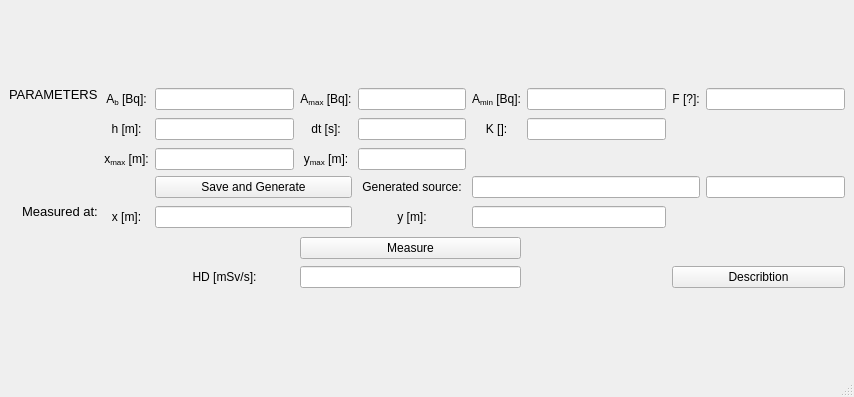
The window that working_apps/detector_simulation/MainWindow.ui (urhtrinko/DroneRadioactivity_student_job) describes before a commit, drawn with Qt 5.
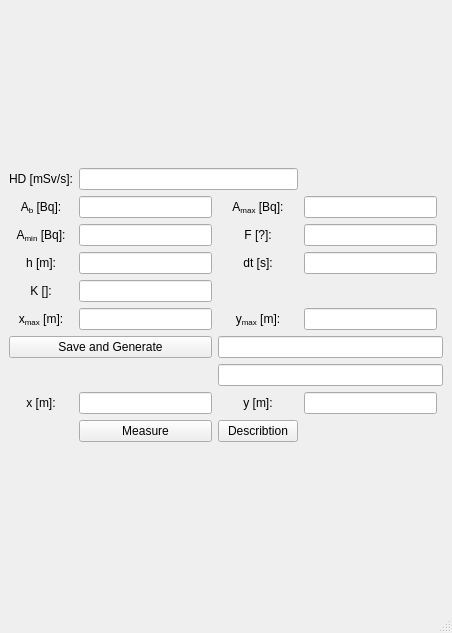
The same window after the commit.

```diff
--- a/working_apps/detector_simulation/MainWindow.ui
+++ b/working_apps/detector_simulation/MainWindow.ui
@@ -6,8 +6,8 @@
    <rect>
     <x>0</x>
     <y>0</y>
-    <width>854</width>
-    <height>397</height>
+    <width>452</width>
+    <height>633</height>
    </rect>
   </property>
   <property name="windowTitle">
@@ -15,176 +15,161 @@
   </property>
   <widget class="QWidget" name="centralwidget">
    <layout class="QGridLayout" name="gridLayout_2">
-    <item row="1" column="0">
+    <item row="0" column="0">
      <layout class="QGridLayout" name="gridLayout">
-      <item row="0" column="2" colspan="2">
+      <property name="leftMargin">
+       <number>0</number>
+      </property>
+      <property name="topMargin">
+       <number>0</number>
+      </property>
+      <item row="2" column="0" colspan="2">
+       <widget class="QLabel" name="label_Amin">
+        <property name="text">
+         <string>&lt;html&gt;&lt;head/&gt;&lt;body&gt;&lt;p align=&quot;center&quot;&gt;A&lt;span style=&quot; vertical-align:sub;&quot;&gt;min&lt;/span&gt; [Bq]:&lt;/p&gt;&lt;/body&gt;&lt;/html&gt;</string>
+        </property>
+       </widget>
+      </item>
+      <item row="3" column="0" colspan="2">
+       <widget class="QLabel" name="label_h">
+        <property name="text">
+         <string>&lt;html&gt;&lt;head/&gt;&lt;body&gt;&lt;p align=&quot;center&quot;&gt;h [m]:&lt;/p&gt;&lt;/body&gt;&lt;/html&gt;</string>
+        </property>
+       </widget>
+      </item>
+      <item row="5" column="0" colspan="2">
+       <widget class="QLabel" name="label_xmax">
+        <property name="text">
+         <string>&lt;html&gt;&lt;head/&gt;&lt;body&gt;&lt;p align=&quot;center&quot;&gt;x&lt;span style=&quot; vertical-align:sub;&quot;&gt;max&lt;/span&gt; [m]:&lt;/p&gt;&lt;/body&gt;&lt;/html&gt;</string>
+        </property>
+       </widget>
+      </item>
+      <item row="1" column="0" colspan="2">
        <widget class="QLabel" name="label_Ab">
         <property name="text">
          <string>&lt;html&gt;&lt;head/&gt;&lt;body&gt;&lt;p align=&quot;center&quot;&gt;A&lt;span style=&quot; vertical-align:sub;&quot;&gt;b&lt;/span&gt; [Bq]:&lt;/p&gt;&lt;/body&gt;&lt;/html&gt;</string>
         </property>
        </widget>
       </item>
-      <item row="0" column="5">
-       <widget class="QLabel" name="label_Amax">
+      <item row="4" column="0" colspan="2">
+       <widget class="QLabel" name="label_K">
         <property name="text">
-         <string>&lt;html&gt;&lt;head/&gt;&lt;body&gt;&lt;p align=&quot;center&quot;&gt;A&lt;span style=&quot; vertical-align:sub;&quot;&gt;max&lt;/span&gt; [Bq]:&lt;/p&gt;&lt;/body&gt;&lt;/html&gt;</string>
+         <string>&lt;html&gt;&lt;head/&gt;&lt;body&gt;&lt;p align=&quot;center&quot;&gt;K []:&lt;/p&gt;&lt;/body&gt;&lt;/html&gt;</string>
         </property>
        </widget>
       </item>
-      <item row="0" column="4">
+      <item row="6" column="3" colspan="3">
+       <widget class="QLineEdit" name="lineEdit_genSourceXY"/>
+      </item>
+      <item row="6" column="0" colspan="3">
+       <widget class="QPushButton" name="btnSaveGenerate">
+        <property name="text">
+         <string>Save and Generate</string>
+        </property>
+       </widget>
+      </item>
+      <item row="7" column="3" colspan="3">
+       <widget class="QLineEdit" name="lineEdit_genSourceA0"/>
+      </item>
+      <item row="1" column="2">
        <widget class="QLineEdit" name="lineEdit_Ab"/>
       </item>
-      <item row="0" column="0" rowspan="2" colspan="2">
-       <widget class="QLabel" name="labelPARS">
-        <property name="text">
-         <string>&lt;html&gt;&lt;head/&gt;&lt;body&gt;&lt;p&gt;&lt;span style=&quot; font-size:10pt;&quot;&gt;PARAMETERS&lt;/span&gt;&lt;/p&gt;&lt;p&gt;&lt;br/&gt;&lt;/p&gt;&lt;/body&gt;&lt;/html&gt;</string>
-        </property>
-       </widget>
-      </item>
-      <item row="0" column="9">
+      <item row="2" column="2">
        <widget class="QLineEdit" name="lineEdit_Amin"/>
       </item>
-      <item row="2" column="4">
-       <widget class="QLineEdit" name="lineEdit_xmax"/>
+      <item row="3" column="2">
+       <widget class="QLineEdit" name="lineEdit_h"/>
       </item>
-      <item row="2" column="2" colspan="2">
-       <widget class="QLabel" name="label_xmax">
+      <item row="1" column="3">
+       <widget class="QLabel" name="label_Amax">
         <property name="text">
-         <string>&lt;html&gt;&lt;head/&gt;&lt;body&gt;&lt;p align=&quot;center&quot;&gt;x&lt;span style=&quot; vertical-align:sub;&quot;&gt;max&lt;/span&gt; [m]:&lt;/p&gt;&lt;/body&gt;&lt;/html&gt;</string>
+         <string>&lt;html&gt;&lt;head/&gt;&lt;body&gt;&lt;p align=&quot;center&quot;&gt;A&lt;span style=&quot; vertical-align:sub;&quot;&gt;max&lt;/span&gt; [Bq]:&lt;/p&gt;&lt;/body&gt;&lt;/html&gt;</string>
         </property>
        </widget>
       </item>
-      <item row="1" column="2" colspan="2">
-       <widget class="QLabel" name="label_h">
-        <property name="text">
-         <string>&lt;html&gt;&lt;head/&gt;&lt;body&gt;&lt;p align=&quot;center&quot;&gt;h [m]:&lt;/p&gt;&lt;/body&gt;&lt;/html&gt;</string>
-        </property>
-       </widget>
-      </item>
-      <item row="1" column="6" colspan="2">
-       <widget class="QLineEdit" name="lineEdit_dt"/>
-      </item>
-      <item row="0" column="11">
-       <widget class="QLineEdit" name="lineEdit_F"/>
-      </item>
-      <item row="0" column="10">
+      <item row="2" column="3">
        <widget class="QLabel" name="label_F">
         <property name="text">
          <string>&lt;html&gt;&lt;head/&gt;&lt;body&gt;&lt;p align=&quot;center&quot;&gt;F [?]:&lt;/p&gt;&lt;/body&gt;&lt;/html&gt;</string>
         </property>
        </widget>
       </item>
-      <item row="1" column="4">
-       <widget class="QLineEdit" name="lineEdit_h"/>
-      </item>
-      <item row="1" column="8">
-       <widget class="QLabel" name="label_K">
-        <property name="text">
-         <string>&lt;html&gt;&lt;head/&gt;&lt;body&gt;&lt;p align=&quot;center&quot;&gt;K []:&lt;/p&gt;&lt;/body&gt;&lt;/html&gt;</string>
-        </property>
-       </widget>
-      </item>
-      <item row="0" column="8">
-       <widget class="QLabel" name="label_Amin">
-        <property name="text">
-         <string>&lt;html&gt;&lt;head/&gt;&lt;body&gt;&lt;p align=&quot;center&quot;&gt;A&lt;span style=&quot; vertical-align:sub;&quot;&gt;min&lt;/span&gt; [Bq]:&lt;/p&gt;&lt;/body&gt;&lt;/html&gt;</string>
-        </property>
-       </widget>
-      </item>
-      <item row="4" column="1" rowspan="2">
-       <widget class="QLabel" name="labelMeasre">
-        <property name="text">
-         <string>&lt;html&gt;&lt;head/&gt;&lt;body&gt;&lt;p&gt;&lt;span style=&quot; font-size:10pt;&quot;&gt;Measured at:&lt;/span&gt;&lt;/p&gt;&lt;p&gt;&lt;span style=&quot; font-size:10pt;&quot;&gt;&lt;br/&gt;&lt;/span&gt;&lt;/p&gt;&lt;/body&gt;&lt;/html&gt;</string>
-        </property>
-       </widget>
-      </item>
-      <item row="0" column="6" colspan="2">
-       <widget class="QLineEdit" name="lineEdit_Amax"/>
-      </item>
-      <item row="4" column="8" colspan="2">
-       <widget class="QLineEdit" name="lineEdit_y"/>
-      </item>
-      <item row="1" column="5">
+      <item row="3" column="3">
        <widget class="QLabel" name="label_dt">
         <property name="text">
          <string>&lt;html&gt;&lt;head/&gt;&lt;body&gt;&lt;p align=&quot;center&quot;&gt;dt [s]:&lt;/p&gt;&lt;/body&gt;&lt;/html&gt;</string>
         </property>
        </widget>
       </item>
-      <item row="6" column="4">
-       <widget class="QLabel" name="label_HD">
-        <property name="text">
-         <string>&lt;html&gt;&lt;head/&gt;&lt;body&gt;&lt;p align=&quot;center&quot;&gt;HD [mSv/s]:&lt;/p&gt;&lt;/body&gt;&lt;/html&gt;</string>
-        </property>
-       </widget>
+      <item row="1" column="4">
+       <widget class="QLineEdit" name="lineEdit_Amax"/>
       </item>
-      <item row="4" column="4" colspan="2">
-       <widget class="QLineEdit" name="lineEdit_x"/>
+      <item row="2" column="4">
+       <widget class="QLineEdit" name="lineEdit_F"/>
       </item>
-      <item row="6" column="5" colspan="4">
-       <widget class="QLineEdit" name="lineEdit_HD"/>
+      <item row="3" column="4">
+       <widget class="QLineEdit" name="lineEdit_dt"/>
       </item>
-      <item row="4" column="6" colspan="2">
-       <widget class="QLabel" name="label_y">
-        <property name="text">
-         <string>&lt;html&gt;&lt;head/&gt;&lt;body&gt;&lt;p align=&quot;center&quot;&gt;y [m]:&lt;/p&gt;&lt;/body&gt;&lt;/html&gt;</string>
-        </property>
-       </widget>
+      <item row="4" column="2">
+       <widget class="QLineEdit" name="lineEdit_K"/>
       </item>
-      <item row="2" column="5">
+      <item row="5" column="2">
+       <widget class="QLineEdit" name="lineEdit_xmax"/>
+      </item>
+      <item row="5" column="3">
        <widget class="QLabel" name="label_x_2">
         <property name="text">
          <string>&lt;html&gt;&lt;head/&gt;&lt;body&gt;&lt;p align=&quot;center&quot;&gt;y&lt;span style=&quot; vertical-align:sub;&quot;&gt;max&lt;/span&gt; [m]:&lt;/p&gt;&lt;/body&gt;&lt;/html&gt;</string>
         </property>
        </widget>
       </item>
-      <item row="2" column="6" colspan="2">
+      <item row="5" column="4">
        <widget class="QLineEdit" name="lineEdit_ymax"/>
       </item>
-      <item row="5" column="5" colspan="4">
-       <widget class="QPushButton" name="btnMeasure">
+      <item row="10" column="3">
+       <widget class="QLabel" name="label_y">
         <property name="text">
-         <string>Measure</string>
+         <string>&lt;html&gt;&lt;head/&gt;&lt;body&gt;&lt;p align=&quot;center&quot;&gt;y [m]:&lt;/p&gt;&lt;/body&gt;&lt;/html&gt;</string>
         </property>
        </widget>
       </item>
-      <item row="4" column="2" colspan="2">
+      <item row="10" column="4">
+       <widget class="QLineEdit" name="lineEdit_y"/>
+      </item>
+      <item row="10" column="2">
+       <widget class="QLineEdit" name="lineEdit_x"/>
+      </item>
+      <item row="10" column="0" colspan="2">
        <widget class="QLabel" name="label_x">
         <property name="text">
          <string>&lt;html&gt;&lt;head/&gt;&lt;body&gt;&lt;p align=&quot;center&quot;&gt;x [m]:&lt;/p&gt;&lt;/body&gt;&lt;/html&gt;</string>
         </property>
        </widget>
       </item>
-      <item row="3" column="4" colspan="2">
-       <widget class="QPushButton" name="btnSaveGenerate">
+      <item row="11" column="2">
+       <widget class="QPushButton" name="btnMeasure">
         <property name="text">
-         <string>Save and Generate</string>
+         <string>Measure</string>
         </property>
        </widget>
       </item>
-      <item row="3" column="11">
-       <widget class="QLineEdit" name="lineEdit_genSourceA0"/>
-      </item>
-      <item row="3" column="6" colspan="2">
-       <widget class="QLabel" name="label_GenSource">
-        <property name="text">
-         <string>&lt;html&gt;&lt;head/&gt;&lt;body&gt;&lt;p align=&quot;center&quot;&gt;Generated source:&lt;/p&gt;&lt;/body&gt;&lt;/html&gt;</string>
-        </property>
-       </widget>
-      </item>
-      <item row="3" column="8" colspan="3">
-       <widget class="QLineEdit" name="lineEdit_genSourceXY"/>
-      </item>
-      <item row="1" column="9">
-       <widget class="QLineEdit" name="lineEdit_K"/>
-      </item>
-      <item row="6" column="10" colspan="2">
+      <item row="11" column="3">
        <widget class="QPushButton" name="btnDescribtion">
         <property name="text">
          <string>Describtion</string>
         </property>
        </widget>
       </item>
+      <item row="0" column="0" colspan="2">
+       <widget class="QLabel" name="label_HD">
+        <property name="text">
+         <string>&lt;html&gt;&lt;head/&gt;&lt;body&gt;&lt;p align=&quot;center&quot;&gt;HD [mSv/s]:&lt;/p&gt;&lt;/body&gt;&lt;/html&gt;</string>
+        </property>
+       </widget>
+      </item>
+      <item row="0" column="2" colspan="2">
+       <widget class="QLineEdit" name="lineEdit_HD"/>
+      </item>
      </layout>
     </item>
    </layout>
```
Left out of the diff: 2 changed lines with no effect on the pictures.
